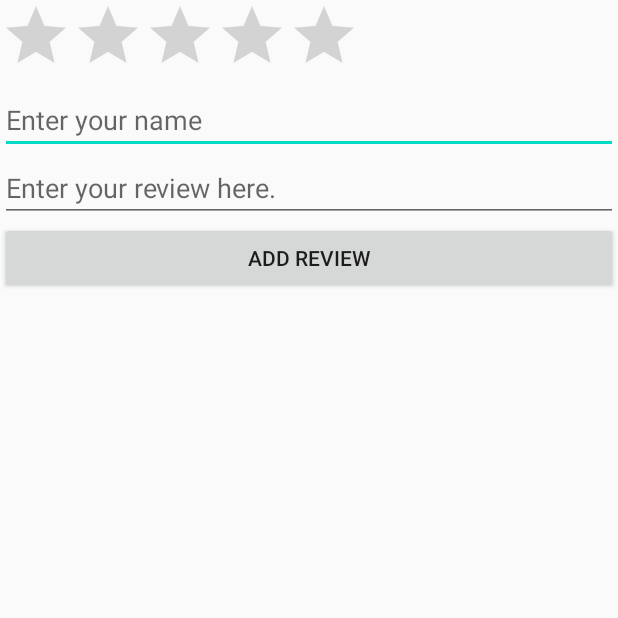
After one commit to ETS-Android3/BiteSize, an Android app: the ReviewsActivity screen opened directly, with no data from a screen before it, on a phone screen of 412 x 824 dp, the top half of it. The commit adds this screen. Run offline under Robolectric (Android 15) with nearby library versions, the phone set to English and light mode, and no system bars; our stand-ins replace Firebase (no records; nobody signed in at launch, a user with empty details on screens opened directly).

Commit message:
adding/viewing reviews working

```diff
--- a/app/src/main/AndroidManifest.xml
+++ b/app/src/main/AndroidManifest.xml
@@ -29,6 +29,9 @@
         <activity
             android:name=".BusinessDetailsActivity"
             android:parentActivityName=".MainActivity" />
+        <activity
+            android:name=".ReviewsActivity"
+            android:parentActivityName=".BusinessDetailsActivity" />
     </application>
 
 </manifest>
--- /dev/null
+++ b/app/src/main/java/com/example/bitesize/ReviewListAdapter.java
@@ -0,0 +1,56 @@
+package com.example.bitesize;
+
+
+
+import android.app.Activity;
+import android.content.Context;
+import android.content.Intent;
+import android.view.LayoutInflater;
+import android.view.View;
+import android.view.ViewGroup;
+import android.widget.ArrayAdapter;
+import android.widget.ImageView;
+import android.widget.TextView;
+
+import androidx.annotation.NonNull;
+import androidx.recyclerview.widget.RecyclerView;
+
+
+
+import java.util.List;
+
+public class ReviewListAdapter extends ArrayAdapter<Review> {
+    private Activity context;
+    private List<Review> reviewList;
+
+    public ReviewListAdapter(Activity context, List<Review> reviewList) {
+        super(context, R.layout.list_layout, reviewList);
+        this.context = context;
+        this.reviewList = reviewList;
+    }
+
+    public ReviewListAdapter(Context context, int resource, List<Review> objects, Activity context1, List<Review> studentList) {
+        super(context, resource, objects);
+        this.context = context1;
+        this.reviewList = studentList;
+    }
+
+    @NonNull
+    @Override
+    public View getView(int position, View convertView, ViewGroup parent) {
+        LayoutInflater inflater = context.getLayoutInflater();
+
+        View listViewItem = inflater.inflate(R.layout.list_layout, null, true);
+
+        TextView tvName = listViewItem.findViewById(R.id.textViewName);
+        TextView tvRating = listViewItem.findViewById(R.id.textViewRating);
+        TextView tvReview = listViewItem.findViewById(R.id.textViewReview);
+
+        Review review = reviewList.get(position);
+        tvName.setText(review.getName());
+        tvRating.setText(String.valueOf(review.getRating()));
+        tvReview.setText(review.getReview());
+        return listViewItem;
+    }
+
+}
--- /dev/null
+++ b/app/src/main/java/com/example/bitesize/ReviewsActivity.java
@@ -0,0 +1,143 @@
+package com.example.bitesize;
+
+import android.os.Bundle;
+import android.text.TextUtils;
+import android.view.View;
+import android.widget.Button;
+import android.widget.EditText;
+import android.widget.ListView;
+import android.widget.RatingBar;
+import android.widget.Toast;
+
+
+import com.google.android.gms.tasks.OnFailureListener;
+import com.google.android.gms.tasks.OnSuccessListener;
+import com.google.android.gms.tasks.Task;
+import com.google.firebase.database.DataSnapshot;
+import com.google.firebase.database.DatabaseError;
+import com.google.firebase.database.DatabaseReference;
+import com.google.firebase.database.FirebaseDatabase;
+import com.google.firebase.database.ValueEventListener;
+
+import androidx.annotation.NonNull;
+import androidx.appcompat.app.AppCompatActivity;
+
+import java.util.ArrayList;
+
+
+public class ReviewsActivity extends AppCompatActivity {
+
+    ListView lvReviews;
+    DatabaseReference databaseReviewItems;
+    ArrayList<Review> reviewList;
+
+    EditText editTextName;
+    EditText editTextReview;
+    RatingBar ratingBar;
+    Float reviewNumber;
+    Button buttonAddReview;
+
+
+
+
+    @Override
+    protected void onStart() {
+        super.onStart();
+        databaseReviewItems = FirebaseDatabase.getInstance().getReference("reviews");
+        databaseReviewItems.addValueEventListener(new ValueEventListener() {
+            @Override
+            public void onDataChange(@NonNull DataSnapshot dataSnapshot) {
+                reviewList.clear();
+                for (DataSnapshot reviewSnapshot : dataSnapshot.getChildren()) {
+                    if (reviewSnapshot.getKey().equals(getIntent().getExtras().getString("businessName"))) {
+                        for (DataSnapshot reviewItemSnapshot : reviewSnapshot.getChildren()) {
+                            Review review = reviewItemSnapshot.getValue(Review.class);
+                            reviewList.add(review);
+                        }
+                    }
+                }
+
+
+                ReviewListAdapter adapter = new ReviewListAdapter(ReviewsActivity.this, reviewList);
+                lvReviews.setAdapter(adapter);
+            }
+
+
+            @Override
+            public void onCancelled(@NonNull DatabaseError error) { }
+        });
+
+    }
+
+
+
+    @Override
+    protected void onCreate(Bundle savedInstanceState) {
+        super.onCreate(savedInstanceState);
+        setContentView(R.layout.activity_reviews);
+        lvReviews = findViewById(R.id.lvReviews);
+        reviewList = new ArrayList<>();
+        buttonAddReview = findViewById(R.id.buttonAddReview);
+        editTextName = findViewById(R.id.editTextName);
+        editTextReview = findViewById(R.id.editTextReview);
+        ratingBar = findViewById(R.id.reviewRatingBar);
+
+        buttonAddReview.setOnClickListener(new View.OnClickListener() {
+            @Override
+            public void onClick(View v) {
+                addReview();
+            }
+        });
+
+
+    }
+
+
+
+    private void addReview() {
+        String name = editTextName.getText().toString().trim();
+        String reviewReview = editTextReview.getText().toString().trim();
+        float ratingNumber = ratingBar.getRating();
+
+        if (TextUtils.isEmpty(name)) {
+            Toast.makeText(this, "You must enter a name.", Toast.LENGTH_LONG).show();
+            return;
+        }
+
+        if (TextUtils.isEmpty(reviewReview)) {
+            Toast.makeText(this, "You must enter a review.", Toast.LENGTH_LONG).show();
+            return;
+        }
+
+        String id = databaseReviewItems.push().getKey();
+        Review review = new Review(name, reviewReview, ratingNumber);
+
+        Task setValueTask = databaseReviewItems.child(getIntent().getExtras().getString("businessName")).child(id).setValue(review);
+
+        setValueTask.addOnSuccessListener(new OnSuccessListener() {
+            @Override
+            public void onSuccess(Object o) {
+                Toast.makeText(ReviewsActivity.this,"Review added.",Toast.LENGTH_LONG).show();
+
+                editTextName.setText("");
+                editTextReview.setText("");
+                ratingBar.setNumStars(0);
+            }
+        });
+
+        setValueTask.addOnFailureListener(new OnFailureListener() {
+            @Override
+            public void onFailure(@NonNull Exception e) {
+                Toast.makeText(ReviewsActivity.this,
+                        "Something went wrong. Try again.\n" + e.toString(),
+                        Toast.LENGTH_SHORT).show();
+            }
+        });
+    }
+
+
+
+
+
+
+}
--- /dev/null
+++ b/app/src/main/res/layout/activity_reviews.xml
@@ -0,0 +1,46 @@
+<?xml version="1.0" encoding="utf-8"?>
+<LinearLayout xmlns:android="http://schemas.android.com/apk/res/android"
+    xmlns:app="http://schemas.android.com/apk/res-auto"
+    xmlns:tools="http://schemas.android.com/tools"
+    android:layout_width="match_parent"
+    android:layout_height="match_parent"
+    android:orientation="vertical"
+    tools:context=".MainActivity">
+
+
+
+    <RatingBar
+        android:numStars="5"
+        android:stepSize="0.5"
+        android:id="@+id/reviewRatingBar"
+        android:layout_width="wrap_content"
+        android:layout_height="wrap_content" />
+
+    <EditText
+        android:id="@+id/editTextName"
+        android:layout_width="match_parent"
+        android:layout_height="wrap_content"
+        android:ems="10"
+        android:hint="@string/enter_your_name"
+        android:inputType="textPersonName" />
+
+    <EditText
+        android:id="@+id/editTextReview"
+        android:layout_width="match_parent"
+        android:layout_height="wrap_content"
+        android:hint="@string/enter_your_review_here" />
+
+    <Button
+        android:id="@+id/buttonAddReview"
+        android:layout_width="match_parent"
+        android:layout_height="wrap_content"
+        android:text="@string/add_review" />
+
+
+    <ListView
+        android:id="@+id/lvReviews"
+        android:layout_width="match_parent"
+        android:layout_height="match_parent" />
+
+
+</LinearLayout>
--- a/app/src/main/res/values/strings.xml
+++ b/app/src/main/res/values/strings.xml
@@ -12,4 +12,12 @@
 
     <string name="hello_first_fragment">Hello first fragment</string>
     <string name="hello_second_fragment">Hello second fragment. Arg: %1$s</string>
+    <string name="all_businesses">All Businesses</string>
+    <string name="most_popular">Most Popular</string>
+    <string name="search">Search...</string>
+    <string name="bite_size">Bite Size</string>
+    <string name="check_out_their_reviews">Check out their Reviews</string>
+    <string name="enter_your_name">Enter your name</string>
+    <string name="add_review">Add Review</string>
+    <string name="enter_your_review_here">Enter your review here.</string>
 </resources>
```
Also changed, not shown: app/src/main/java/com/example/bitesize/BusinessDetailsActivity.java (+13 -0 lines), app/src/main/java/com/example/bitesize/Review.java (+11 -20 lines), app/src/main/res/layout/activity_business_details.xml (+20 -0 lines), app/src/main/res/layout/activity_main.xml (+8 -7 lines), app/src/main/res/layout/list_layout.xml (added, +29 -0 lines).
